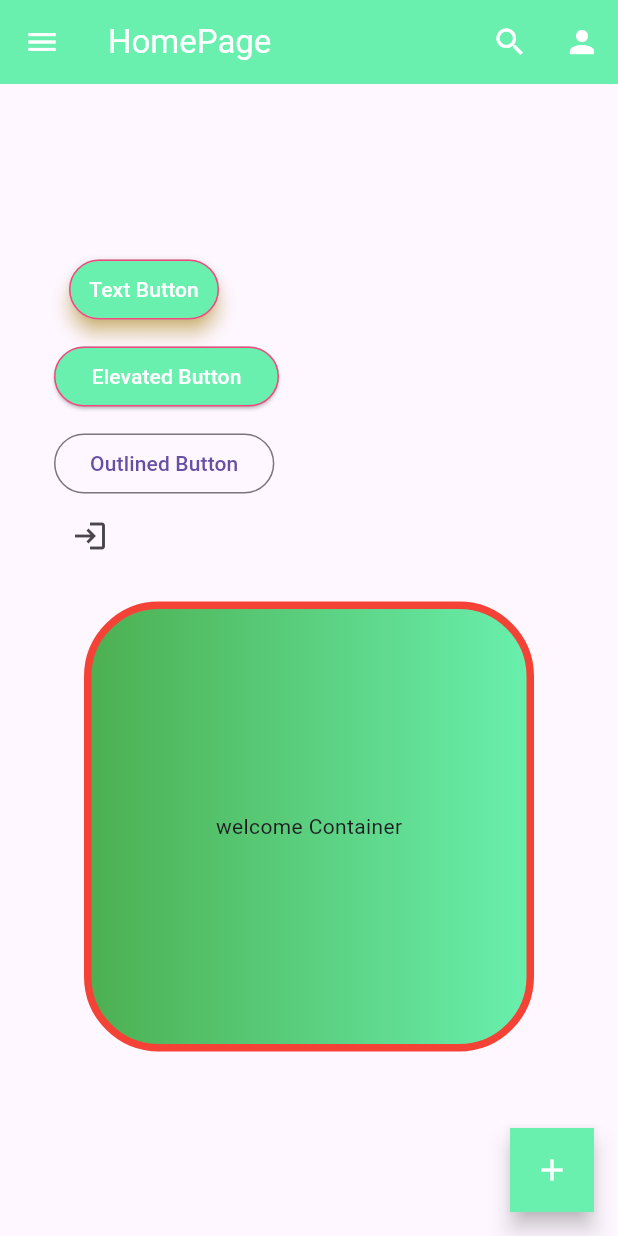
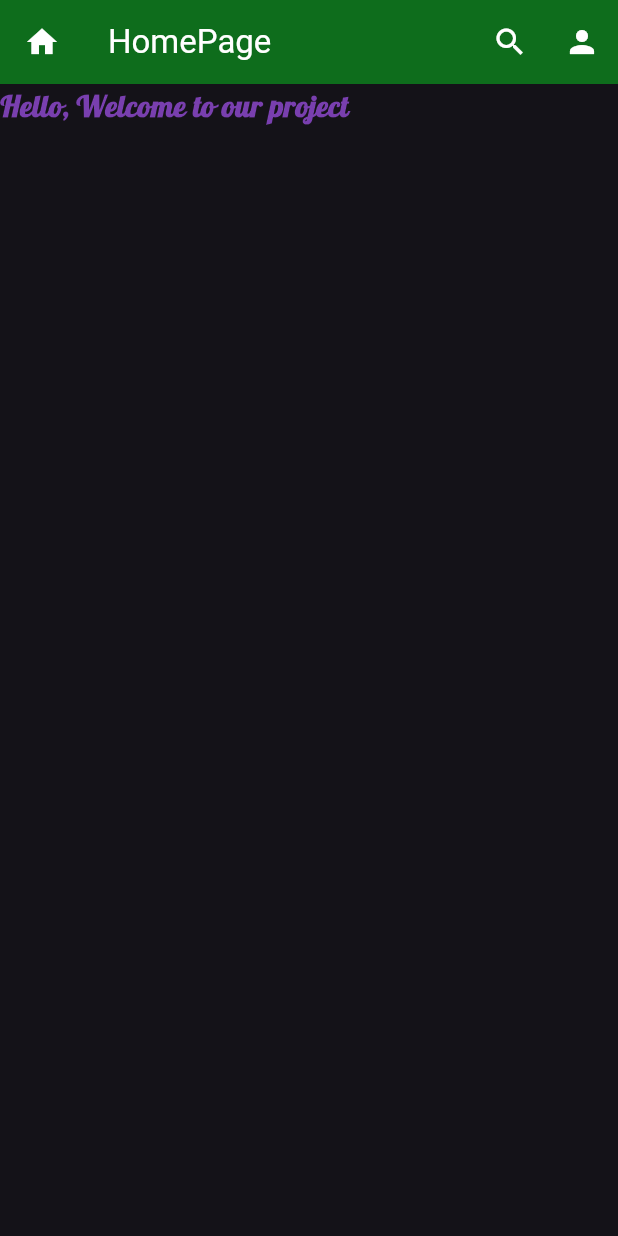
Before and after one commit to sumaiyamahbuba/Flutter-Assignment-1, a Flutter app: the screen it shows after launch, on a phone screen of 412 x 824 dp. Run offline on Flutter 3.47's test engine with Material 3 defaults, Android fonts, the phone set to English and light mode, and no system bars; our stand-ins replace google_fonts.

Commit message:
Restore Assignment 1 code

```diff
--- a/lib/home_page.dart
+++ b/lib/home_page.dart
@@ -1,4 +1,5 @@
 import 'package:flutter/material.dart';
+import 'package:google_fonts/google_fonts.dart';
 
 class HomePage extends StatelessWidget {
   const HomePage({super.key});
@@ -6,114 +7,31 @@ class HomePage extends StatelessWidget {
   @override
   Widget build(BuildContext context) {
     return Scaffold(
+      // App Bar
       appBar: AppBar(
-        title: Text("HomePage"),
-        backgroundColor: Colors.greenAccent,
+        title: const Text("HomePage"),
+        backgroundColor: const Color.fromARGB(255, 14, 109, 28),
         foregroundColor: Colors.white,
-        // leading: Icon(Icons.home),
+
+        // Left Home Icon
+        leading: const Icon(Icons.home),
+
+        // Right side icons
         actions: [
-          IconButton(onPressed: () {}, icon: Icon(Icons.search)),
-          IconButton(onPressed: () {}, icon: Icon(Icons.person)),
+          IconButton(onPressed: () {}, icon: const Icon(Icons.search)),
+          IconButton(onPressed: () {}, icon: const Icon(Icons.person)),
         ],
       ),
 
-      drawer: Drawer(
-        child: Column(
-          children: [
-            UserAccountsDrawerHeader(
-              decoration: BoxDecoration(color: Colors.greenAccent),
-              accountName: Text("Name"),
-              accountEmail: Text("Email"),
-              currentAccountPicture: Icon(Icons.person),
-            ),
+      // Body
+      body: Text(
+        'Hello, Welcome to our project',
 
-            ListTile(
-              leading: Icon(Icons.home),
-              title: Text("HomePage"),
-              hoverColor: Colors.greenAccent,
-              onTap: () {},
-            ),
-            Divider(),
-            ListTile(
-              leading: Icon(Icons.contact_page),
-              title: Text("Contact"),
-              hoverColor: Colors.greenAccent,
-              onTap: () {},
-            ),
-            Divider(),
-
-            Spacer(),
-            ListTile(
-              leading: IconButton(onPressed: () {}, icon: Icon(Icons.person)),
-              trailing: IconButton(onPressed: () {}, icon: Icon(Icons.logout)),
-              title: Text("Profile"),
-            ),
-          ],
+        style: GoogleFonts.lobster(
+          fontSize: 20,
+          color: const Color.fromARGB(255, 121, 63, 175),
+          fontWeight: FontWeight.bold,
         ),
-      ),
-
-      body: Center(
-        child: Column(
-          mainAxisAlignment: MainAxisAlignment.center,
-          crossAxisAlignment: CrossAxisAlignment.start,
-          children: [
-            Padding(
-              padding: const EdgeInsets.all(10),
-              child: TextButton(
-                onPressed: () {},
-                style: TextButton.styleFrom(
-                  backgroundColor: Colors.greenAccent,
-                  foregroundColor: Colors.white,
-                  side: BorderSide(color: Colors.pinkAccent),
-                  fixedSize: Size(100, 30),
-                  elevation: 5,
-                  shadowColor: Colors.amber,
-                ),
-                child: Text("Text Button"),
-              ),
-            ),
-            ElevatedButton(
-              onPressed: () {},
-              style: ElevatedButton.styleFrom(
-                backgroundColor: Colors.greenAccent,
-                foregroundColor: Colors.white,
-                side: BorderSide(color: Colors.pinkAccent),
-                fixedSize: Size(150, 30),
-              ),
-              child: Text("Elevated Button"),
-            ),
-            SizedBox(height: 10),
-            OutlinedButton(onPressed: () {}, child: Text("Outlined Button")),
-            IconButton(onPressed: () {}, icon: Icon(Icons.login)),
-            Container(
-              height: 300,
-              width: 300,
-              margin: EdgeInsets.all(20),
-              padding: EdgeInsets.all(20),
-              alignment: Alignment.center,
-              decoration: BoxDecoration(
-                color: Colors.greenAccent,
-                border: Border.all(color: Colors.red, width: 5),
-                borderRadius: BorderRadius.all(Radius.circular(50)),
-                //shape: BoxShape.circle,
-                gradient: LinearGradient(
-                  colors: [Colors.green, Colors.greenAccent],
-                ),
-              ),
-              child: Text("welcome Container"),
-            ),
-          ],
-        ),
-      ),
-
-      floatingActionButton: FloatingActionButton(
-        onPressed: () {},
-        backgroundColor: Colors.greenAccent,
-        foregroundColor: Colors.white,
-        hoverColor: const Color.fromARGB(255, 107, 175, 109),
-        shape: BeveledRectangleBorder(),
-        tooltip: "Add",
-        child: Icon(Icons.add),
       ),
     );
   }
--- a/lib/main.dart
+++ b/lib/main.dart
@@ -11,7 +11,7 @@ class MyApp extends StatelessWidget {
   @override
   Widget build(BuildContext context) {
     return MaterialApp(
-      // theme: ThemeData.dark(),
+      theme: ThemeData.dark(),
       debugShowCheckedModeBanner: false,
       home: HomePage(),
     );
```
